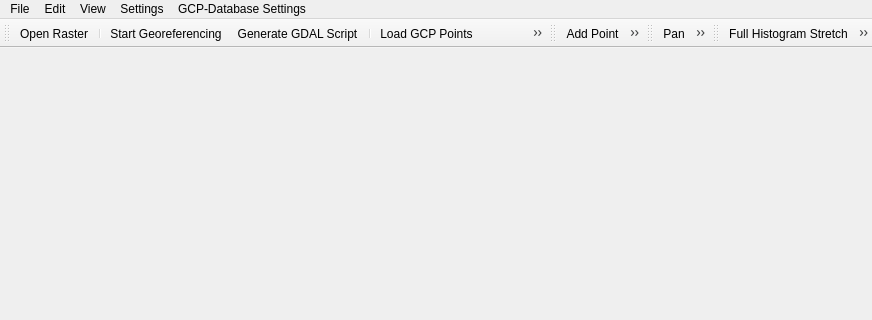
Above: src/plugins/georeferencer/qgsgeorefpluginguibase.ui from mj10777/QGIS before the change; both pictures show x 0 to 872 and y 0 to 320 of the 872 by 621 pixel window. Below: the same form after it.
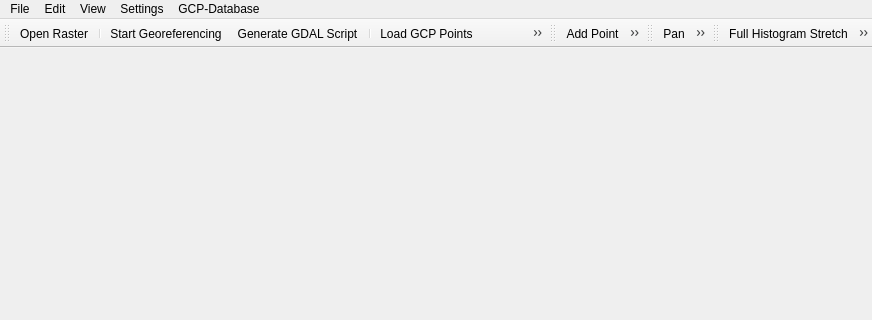
That is the form after the change. Icons and pictures are not drawn. Custom widgets are drawn as their Qt base class.

Commit message: Moved class QgsSpatiaLiteProviderUtils to it own files. Added qgsgcpcoverages to project. Open through Database. Common Open-Raster/Coverage logic

What changed in the file:
```diff
--- a/src/plugins/georeferencer/qgsgeorefpluginguibase.ui
+++ b/src/plugins/georeferencer/qgsgeorefpluginguibase.ui
@@ -68,9 +68,22 @@
     <addaction name="mActionRasterProperties"/>
     <addaction name="mActionGeorefConfig"/>
    </widget>
-   <widget class="QMenu" name="menuGCPDatabase">
+   <widget class="QMenu" name="menuLoadingRasters">
+     <property name="title">
+      <string>Loading Rasters ...</string>
+     </property>
+     <property name="toolTip">
+      <string>Open Raster directly or through Gcp-Database</string>
+     </property>
+    <addaction name="mListGcpCoverages"/>
+    <addaction name="separator"/>
+    <addaction name="mActionOpenRaster"/>
+    <addaction name="separator"/>
+    <addaction name="mOpenGcpDatabase"/>
+   </widget>
+   <widget class="QMenu" name="menuGcpDatabase">
     <property name="title">
-     <string>GCP-Database Settings</string>
+     <string>GCP-Database</string>
     </property>
     <addaction name="mActionLegacyMode"/>
     <addaction name="separator"/>
@@ -80,7 +93,7 @@
    <addaction name="menuEdit"/>
    <addaction name="menuView"/>
    <addaction name="menuSettings"/>
-   <addaction name="menuGCPDatabase"/>
+   <addaction name="menuGcpDatabase"/>
   </widget>
   <widget class="QStatusBar" name="statusbar"/>
   <widget class="QToolBar" name="toolBarFile">
```
Left out of the diff: 58 changed lines with no effect on the pictures. The commit also changes 13 other files.
